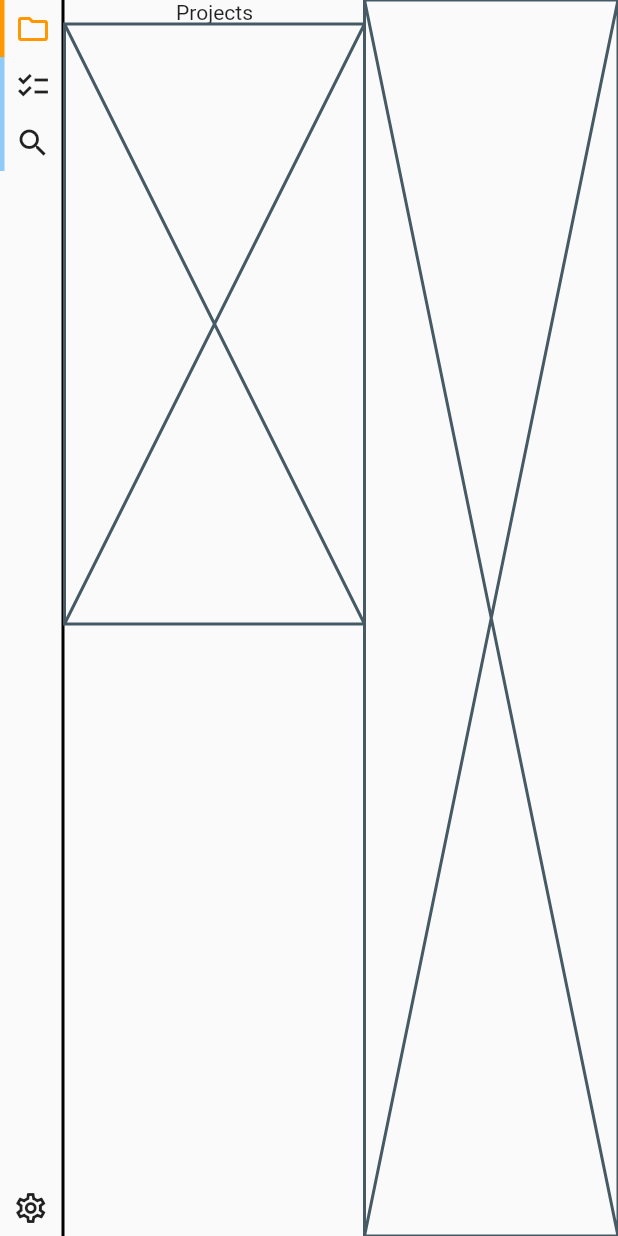
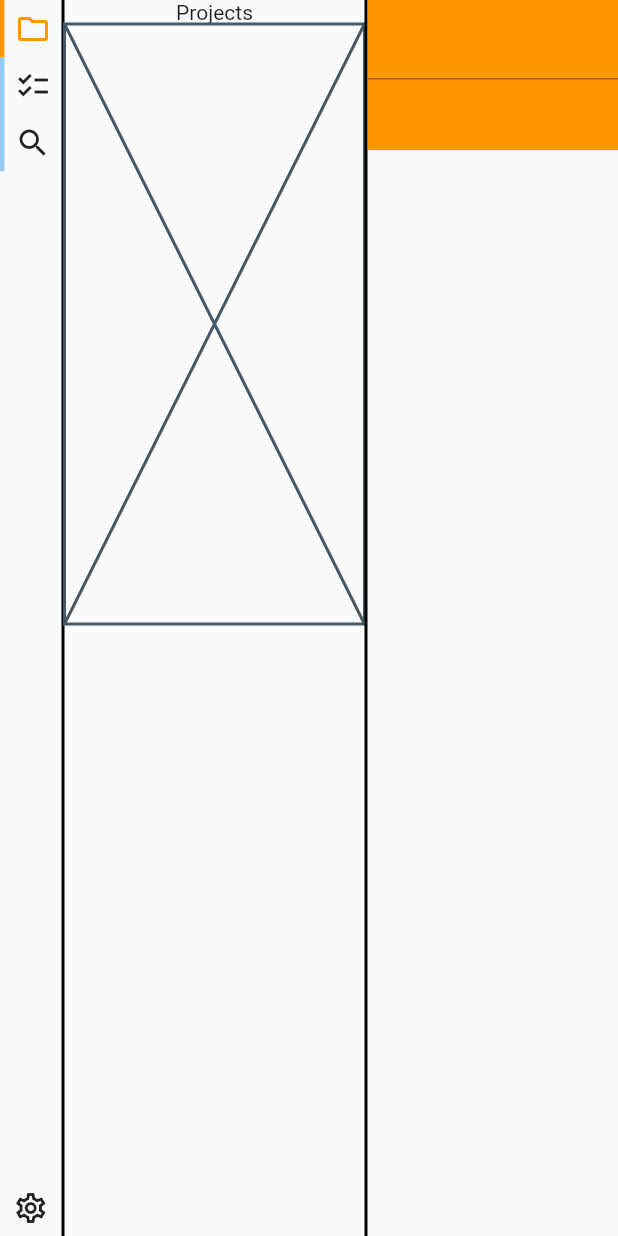
Before and after one commit to jac-snall/markdownnote, a Flutter app: the screen it shows after launch, on a phone screen of 412 x 824 dp. Run offline on Flutter 3.47's test engine with Material 2 defaults, Android fonts, the phone set to English and light mode, and no system bars; our stand-ins replace bloc, equatable, flutter_bloc.

Commit message:
Added note area

```diff
--- a/lib/home/view/home_page.dart
+++ b/lib/home/view/home_page.dart
@@ -1,7 +1,7 @@
 import 'package:flutter/material.dart';
 import 'package:flutter_bloc/flutter_bloc.dart';
-import 'package:markdownnote/menu/cubit/menu_cubit.dart';
-import 'package:markdownnote/menu/widgets/widgets.dart';
+import 'package:markdownnote/menu/menu.dart';
+import 'package:markdownnote/note_area/note_area.dart';
 
 class HomePage extends StatelessWidget {
   const HomePage({Key? key}) : super(key: key);
@@ -25,7 +25,7 @@ class HomeView extends StatelessWidget {
         children: const [
           Menu(),
           Expanded(
-            child: Placeholder(),
+            child: NoteArea(),
           ),
         ],
       ),
--- /dev/null
+++ b/lib/menu/menu.dart
@@ -0,0 +1,2 @@
+export 'widgets/widgets.dart';
+export 'cubit/menu_cubit.dart';
--- a/lib/menu/widgets/menu.dart
+++ b/lib/menu/widgets/menu.dart
@@ -62,6 +62,11 @@ class Menu extends StatelessWidget {
             ],
           ),
         ),
+        const VerticalDivider(
+          color: Colors.black,
+          width: 2,
+          thickness: 2,
+        ),
       ],
     );
   }
--- /dev/null
+++ b/lib/note_area/note_area.dart
@@ -0,0 +1 @@
+export 'widgets/widgets.dart';
--- /dev/null
+++ b/lib/note_area/widgets/note.dart
@@ -0,0 +1,54 @@
+import 'package:flutter/material.dart';
+import 'dart:developer';
+
+class Note extends StatefulWidget {
+  const Note({Key? key}) : super(key: key);
+
+  @override
+  State<Note> createState() => _NoteState();
+}
+
+class _NoteState extends State<Note> {
+  double _x = 0, _y = 0;
+
+  @override
+  Widget build(BuildContext context) {
+    return Positioned(
+      left: _x,
+      top: _y,
+      child: GestureDetector(
+        child: SizedBox(
+          width: 200,
+          height: 100,
+          child: Container(
+            color: Colors.orange,
+            child: Center(
+              child: SizedBox(
+                height: 90,
+                width: 200,
+                child: Container(
+                  alignment: Alignment.topLeft,
+                  child: const TextField(
+                    maxLines: null,
+                  ),
+                ),
+              ),
+            ),
+          ),
+        ),
+        onPanUpdate: (DragUpdateDetails details) {
+          setState(() {
+            _x += details.delta.dx;
+            _y += details.delta.dy;
+          });
+        },
+        onPanEnd: (_) {
+          log('($_x, $_y)');
+        },
+        onTap: () {
+          log('Hit outer');
+        },
+      ),
+    );
+  }
+}
--- /dev/null
+++ b/lib/note_area/widgets/note_area.dart
@@ -0,0 +1,15 @@
+import 'package:flutter/material.dart';
+import 'package:markdownnote/note_area/widgets/widgets.dart';
+
+class NoteArea extends StatelessWidget {
+  const NoteArea({Key? key}) : super(key: key);
+
+  @override
+  Widget build(BuildContext context) {
+    return Stack(
+      children: [
+        Note(),
+      ],
+    );
+  }
+}
--- /dev/null
+++ b/lib/note_area/widgets/widgets.dart
@@ -0,0 +1,2 @@
+export 'note_area.dart';
+export 'note.dart';
```
